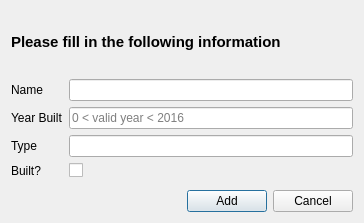
This is Skil 3/UI/add_computer.ui in SenpaiPlz/0011Week as Qt 5 draws it before an edit. The edited form follows.
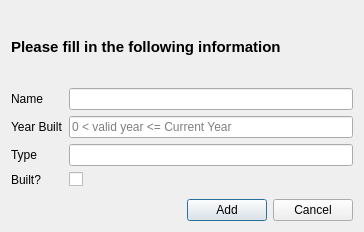
This is the edited form.

```diff
--- a/Skil 3/UI/add_computer.ui
+++ b/Skil 3/UI/add_computer.ui
@@ -7,7 +7,7 @@
     <x>0</x>
     <y>0</y>
     <width>364</width>
-    <height>223</height>
+    <height>232</height>
    </rect>
   </property>
   <property name="windowTitle">
@@ -71,7 +71,7 @@
      <item row="2" column="1">
       <widget class="QLineEdit" name="Year">
        <property name="placeholderText">
-        <string>0 &lt; valid year &lt; 2016</string>
+        <string>0 &lt; valid year &lt;= Current Year</string>
        </property>
       </widget>
      </item>
```
